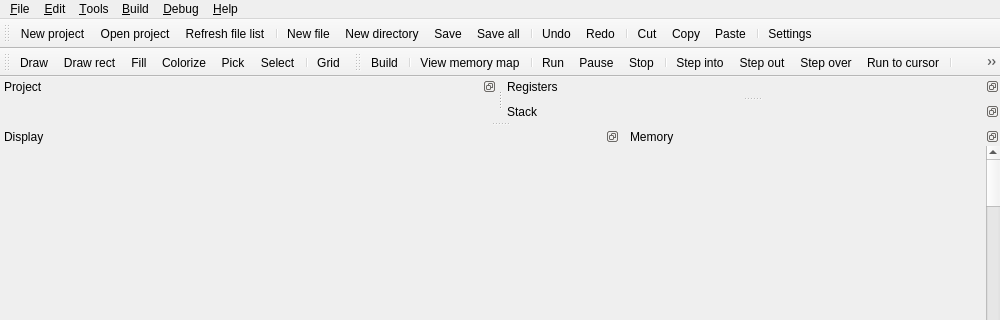
Above: editor/MainWindow.ui from zapolnov/zxide before the change; both pictures show x 0 to 1000 and y 0 to 320 of the 1000 by 700 pixel window. Below: the same form after it.
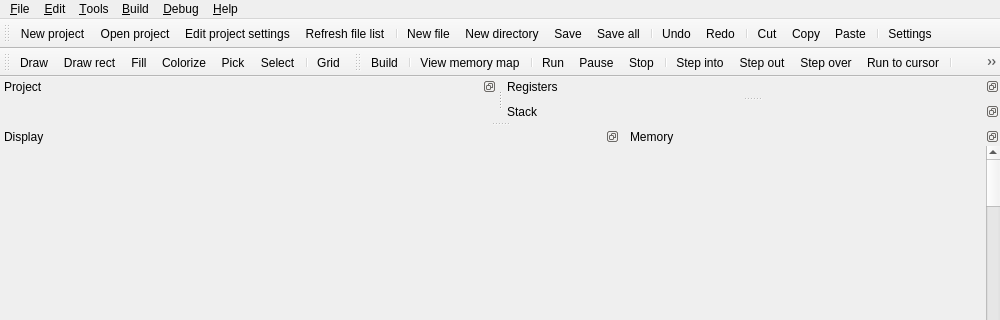
That is the form after the change. Icons and pictures are not drawn. Custom widgets are drawn as their Qt base class.

Commit message: Implemented project settings.

Patch:
```diff
--- a/editor/MainWindow.ui
+++ b/editor/MainWindow.ui
@@ -57,6 +57,7 @@
    </attribute>
    <addaction name="actionNewProject"/>
    <addaction name="actionOpenProject"/>
+   <addaction name="actionEditProjectSettings"/>
    <addaction name="actionRefreshFileList"/>
    <addaction name="separator"/>
    <addaction name="actionNewFile"/>
@@ -1202,6 +1203,15 @@
     <string>http://www.worldofspectrum.org/faq/reference/48kreference.htm</string>
    </property>
   </action>
+  <action name="actionEditProjectSettings">
+   <property name="icon">
+    <iconset resource="res/resources.qrc">
+     <normaloff>:/resources/fatcow16x16/book_edit.png</normaloff>:/resources/fatcow16x16/book_edit.png</iconset>
+   </property>
+   <property name="text">
+    <string>&amp;Edit project settings...</string>
+   </property>
+  </action>
  </widget>
  <customwidgets>
   <customwidget>
```
Left out of the diff: 2 changed lines with no effect on the pictures. The commit also changes 27 other files.
